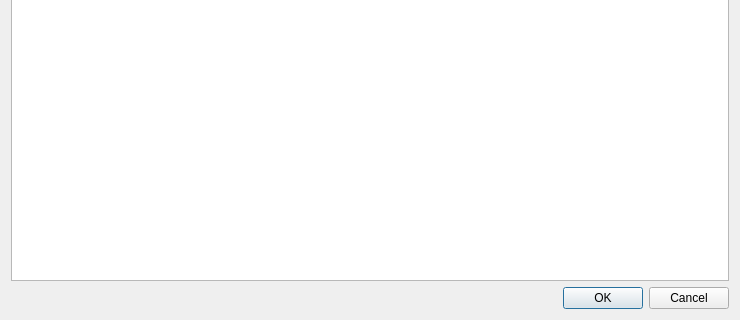
First picture: the form in GUI_UIs/ui_dialog_information.ui, repository ccbogel/QualCoder, before the edit; both pictures show x 0 to 740 and y 213 to 533 of the 740 by 533 pixel window.
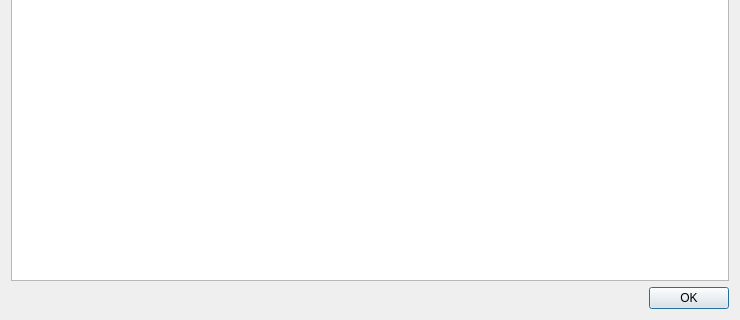
Second picture: the form after the edit.

The edit to the form file:
```diff
--- a/GUI_UIs/ui_dialog_information.ui
+++ b/GUI_UIs/ui_dialog_information.ui
@@ -20,7 +20,7 @@
       <enum>Qt::Horizontal</enum>
      </property>
      <property name="standardButtons">
-      <set>QDialogButtonBox::Cancel|QDialogButtonBox::Ok</set>
+      <set>QDialogButtonBox::Ok</set>
      </property>
     </widget>
    </item>
```
